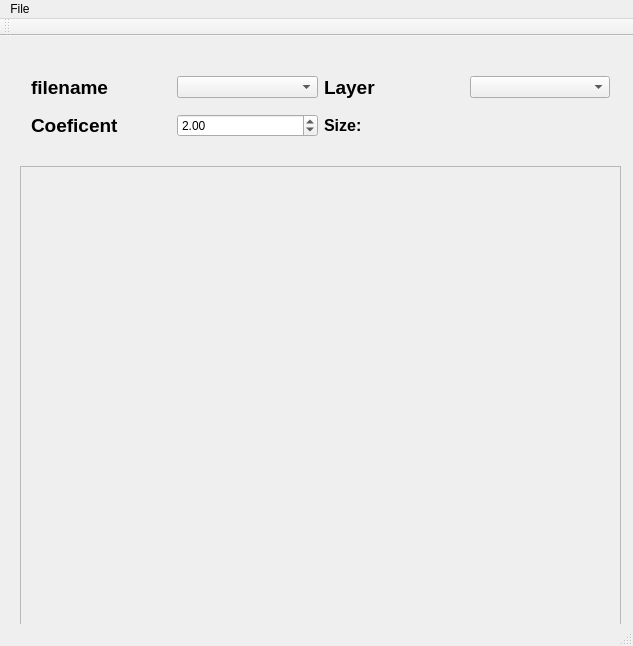
Above: mainwindow.ui from MagMauk/JackalsPyramid before the change. Below: the same form after it.
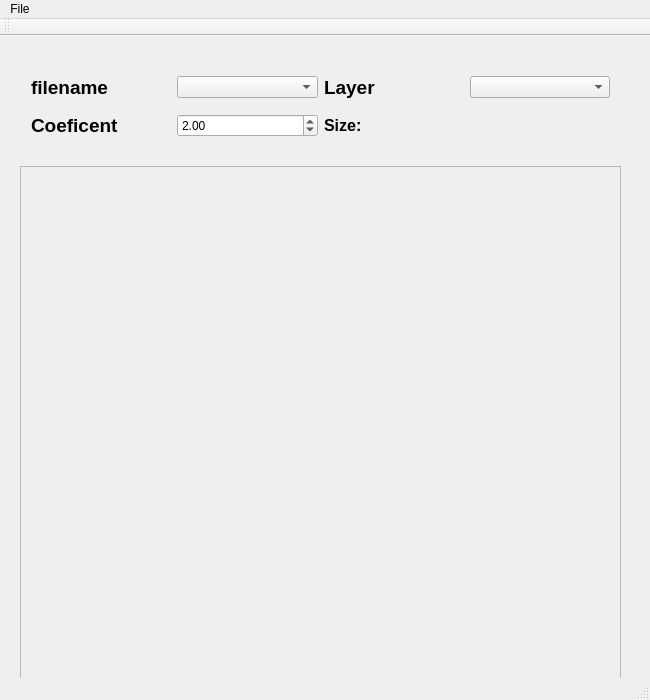
That is the form after the change.

Commit message: fixed default path, fixed size of window

The edit to the form file:
```diff
--- a/mainwindow.ui
+++ b/mainwindow.ui
@@ -6,10 +6,22 @@
    <rect>
     <x>0</x>
     <y>0</y>
-    <width>633</width>
-    <height>646</height>
+    <width>650</width>
+    <height>700</height>
    </rect>
   </property>
+  <property name="minimumSize">
+   <size>
+    <width>650</width>
+    <height>700</height>
+   </size>
+  </property>
+  <property name="maximumSize">
+   <size>
+    <width>650</width>
+    <height>700</height>
+   </size>
+  </property>
   <property name="windowTitle">
    <string>MainWindow</string>
   </property>
@@ -20,7 +32,7 @@
       <x>20</x>
       <y>130</y>
       <width>601</width>
-      <height>461</height>
+      <height>521</height>
      </rect>
     </property>
     <property name="widgetResizable">
@@ -32,7 +44,7 @@
        <x>0</x>
        <y>0</y>
        <width>599</width>
-       <height>459</height>
+       <height>519</height>
       </rect>
      </property>
     </widget>
@@ -168,7 +180,7 @@
     <rect>
      <x>0</x>
      <y>0</y>
-     <width>633</width>
+     <width>650</width>
      <height>21</height>
     </rect>
    </property>
```
Left out of the diff: 22 changed lines with no effect on the pictures. The commit also changes 3 other files.
